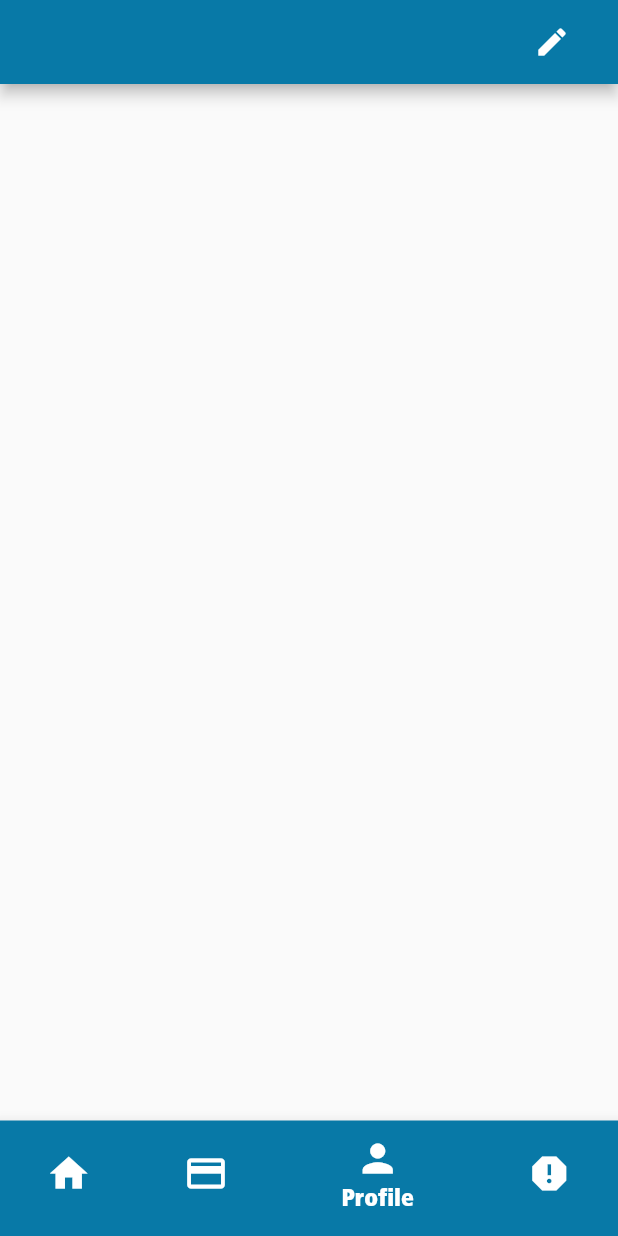
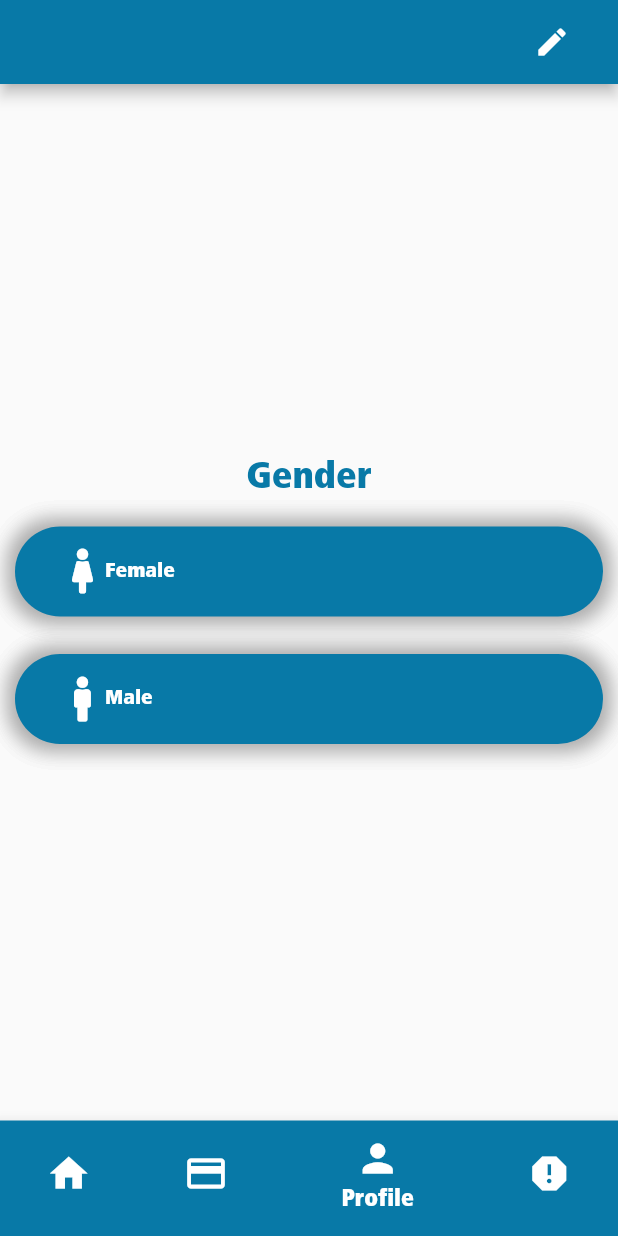
Before and after one commit to abdelrahmanbonna/healthy_shield, a Flutter app: the screen it shows after launch, item 3 of the bottom bar chosen, on a phone screen of 412 x 824 dp. Run offline on Flutter 3.47's test engine with Material 2 defaults, Android fonts, the phone set to English and light mode, and no system bars; our stand-ins replace flutter_spinkit, font_awesome_flutter; network calls fail.

Commit message:
Editing BoolWidget

```diff
--- a/lib/Screens/home.dart
+++ b/lib/Screens/home.dart
@@ -1,6 +1,8 @@
+import 'package:flutter/cupertino.dart';
 import 'package:flutter/material.dart';
+import 'package:font_awesome_flutter/font_awesome_flutter.dart';
 import 'package:healthyshield/Utilities/barScreen.dart';
-import 'package:healthyshield/Utilities/button.dart';
+import 'package:healthyshield/Utilities/boolWidget.dart';
 import 'package:healthyshield/Utilities/constants.dart';
 import 'package:healthyshield/Utilities/desginedButton.dart';
 
@@ -19,7 +21,6 @@ class _MainLayoutState extends State<MainLayout> {
   BarScreen getScreens(context, int current) {
     var screensList = [
       //Home screen
-      //TODO: edit here Micheal
       BarScreen(
         navBar: null,
         mainOfScreen: Column(
@@ -38,7 +39,12 @@ class _MainLayoutState extends State<MainLayout> {
             ),
             Padding(
               padding: kPaddingValue,
-              child: AmbulanceButton(),
+              child: RoundIconButton(
+                //TODO: go to history
+                func: () {},
+                height: 50.0,
+                text: 'Call Ambulance',
+              ),
             ),
             Padding(
               padding: kPaddingValue,
@@ -74,7 +80,25 @@ class _MainLayoutState extends State<MainLayout> {
             ),
           ],
         ),
-        mainOfScreen: Column(),
+        mainOfScreen: Column(
+          children: [
+            BoolWidget(
+              firstChoiceColor: Colors.white,
+              secondChoiceColor: Colors.white,
+              title: 'Gender',
+              firstIcon: FontAwesomeIcons.female,
+              secondIcon: FontAwesomeIcons.male,
+              firstText: 'Female',
+              secondText: 'Male',
+              firstChoiceDo: () {
+                print("1");
+              },
+              secondChoiceDo: () {
+                print("2");
+              },
+            ),
+          ],
+        ),
       ),
       //TODO:Report screen
       BarScreen(
--- a/lib/Utilities/boolWidget.dart
+++ b/lib/Utilities/boolWidget.dart
@@ -3,63 +3,112 @@ import 'package:healthyshield/Utilities/constants.dart';
 
 class BoolWidget extends StatelessWidget {
   BoolWidget(
-      {this.color,
-      this.firstIcon,
+      {this.firstIcon,
       this.firstChoiceDo,
       this.firstText,
+      this.firstChoiceColor,
       this.secondChoiceDo,
       this.secondIcon,
-      this.secondText});
+      this.secondText,
+      this.secondChoiceColor,
+      this.title});
 
-  final Color color;
+  final Color firstChoiceColor, secondChoiceColor;
   final IconData firstIcon, secondIcon;
   final Function firstChoiceDo, secondChoiceDo;
-  final String firstText, secondText;
+  final String firstText, secondText, title;
 
   @override
   Widget build(BuildContext context) {
     return Material(
-      borderRadius: BorderRadius.circular(30),
-      color: color,
-      textStyle: Theme.of(context).textTheme.subtitle2,
-      elevation: 15,
+      textStyle: Theme.of(context).textTheme.subtitle1,
+//      elevation: 30,
       child: Column(
         mainAxisAlignment: MainAxisAlignment.center,
         crossAxisAlignment: CrossAxisAlignment.center,
         children: [
+          Text(
+            title,
+            style: Theme.of(context).textTheme.headline1,
+          ),
           Padding(
             padding: const EdgeInsets.all(10.0),
-            child: FlatButton(
-              onPressed: firstChoiceDo,
+            child: GestureDetector(
+              onTap: firstChoiceDo,
+              child: Container(
+                decoration: BoxDecoration(
+                  boxShadow: [
+                    BoxShadow(
+                        color: Colors.black12, spreadRadius: 5, blurRadius: 10),
+                    BoxShadow(
+                        color: Colors.black12, spreadRadius: 5, blurRadius: 10),
+                    BoxShadow(
+                        color: Colors.black12, spreadRadius: 5, blurRadius: 10)
+                  ],
+                  borderRadius: BorderRadius.circular(30),
+                  color: Theme.of(context).primaryColor,
+                ),
                 child: Row(
                   children: [
                     Padding(
-                    padding: kPaddingValue,
+                      padding: kPaddingValueL,
                       child: Icon(
                         this.firstIcon,
-                      size: 15,
+                        size: 30,
+                        color: firstChoiceColor,
                       ),
                     ),
-                  Text(firstText),
+                    Text(
+                      firstText,
+                      style: Theme.of(context)
+                          .textTheme
+                          .subtitle1
+                          .merge(TextStyle(color: firstChoiceColor)),
+                    ),
                   ],
                 ),
               ),
             ),
+          ),
+          SizedBox(
+            height: 5.0,
+          ),
           Padding(
             padding: const EdgeInsets.all(10.0),
-            child: FlatButton(
-              onPressed: secondChoiceDo,
+            child: GestureDetector(
+              onTap: secondChoiceDo,
+              child: Container(
+                decoration: BoxDecoration(
+                  boxShadow: [
+                    BoxShadow(
+                        color: Colors.black12, spreadRadius: 5, blurRadius: 10),
+                    BoxShadow(
+                        color: Colors.black12, spreadRadius: 5, blurRadius: 10),
+                    BoxShadow(
+                        color: Colors.black12, spreadRadius: 5, blurRadius: 10)
+                  ],
+                  borderRadius: BorderRadius.circular(30),
+                  color: Theme.of(context).primaryColor,
+                ),
                 child: Row(
                   children: [
                     Padding(
-                    padding: kPaddingValue,
+                      padding: kPaddingValueL,
                       child: Icon(
                         secondIcon,
-                      size: 15,
+                        size: 30,
+                        color: secondChoiceColor,
                       ),
                     ),
-                  Text(secondText),
+                    Text(
+                      secondText,
+                      style: Theme.of(context)
+                          .textTheme
+                          .subtitle1
+                          .merge(TextStyle(color: secondChoiceColor)),
+                    ),
                   ],
+                ),
               ),
             ),
           )
--- a/lib/Utilities/constants.dart
+++ b/lib/Utilities/constants.dart
@@ -29,6 +29,7 @@ const kAccentColor = Colors.white;
 
 //padding constant
 const kPaddingValue = EdgeInsets.all(15.0);
+const kPaddingValueL = EdgeInsets.only(left: 30.0, top: 15, bottom: 15);
 
 //BarCode API Link
 //TODO: Remove the value of my number after making the database API
--- a/pubspec.yaml
+++ b/pubspec.yaml
@@ -17,7 +17,7 @@ dependencies:
 
   cupertino_icons: ^0.1.3
   flutter_spinkit: ^4.1.2
-  humanitarian_icons: ^0.1.0
+  font_awesome_flutter: ^8.8.1
 
 dev_dependencies:
   flutter_test:
```
Also changed, not shown: lib/Utilities/button.dart (deleted, +0 -43 lines), pubspec.lock. Lines whose indentation alone changed are shown as unchanged.
